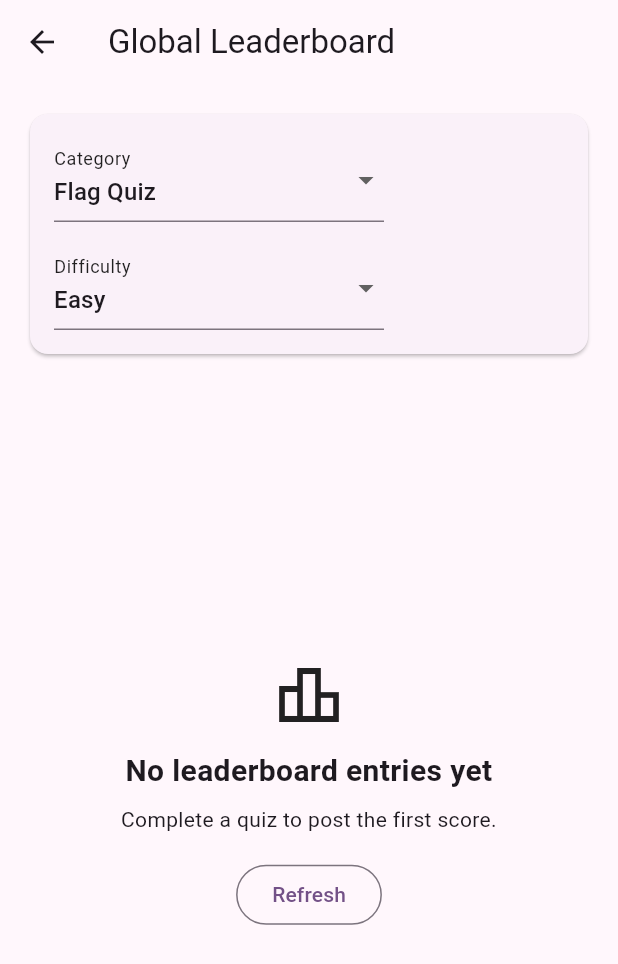
After one commit to st3v3lyrious/quiznetic, a Flutter app: the HomeScreen screen opened by its route, after a tap on the "leaderboard" icon, on a phone screen of 412 x 824 dp. The commit adds this screen. Shown: the top 964 px of the screen. Run offline on Flutter 3.47's test engine with Material 3 defaults, Android fonts, the phone set to English and light mode, and no system bars; our stand-ins replace cloud_firestore, firebase_auth, firebase_core, shared_preferences; missing offline and left inert: firebase_ui_auth, firebase_ui_oauth_apple, firebase_ui_oauth_google; accounts and stored records are empty; network calls fail.

Commit message:
feat: implement leaderboard functionality

```diff
--- a/lib/main.dart
+++ b/lib/main.dart
@@ -10,6 +10,7 @@ import 'package:quiznetic_flutter/screens/home_screen.dart';
 import 'package:quiznetic_flutter/screens/quiz_screen.dart';
 import 'package:quiznetic_flutter/screens/result_screen.dart';
 import 'package:quiznetic_flutter/screens/user_profile_screen.dart';
+import 'package:quiznetic_flutter/screens/leaderboard_screen.dart';
 import 'package:quiznetic_flutter/screens/login_screen.dart';
 import 'package:quiznetic_flutter/screens/upgrade_account_screen.dart';
 import 'package:quiznetic_flutter/widgets/auth_guard.dart';
@@ -61,6 +62,8 @@ class QuizNetic extends StatelessWidget {
               const AuthGuard(child: DifficultyScreen()),
           UserProfileScreen.routeName: (_) =>
               const AuthGuard(child: UserProfileScreen()),
+          LeaderboardScreen.routeName: (_) =>
+              const AuthGuard(child: LeaderboardScreen()),
           UpgradeAccountScreen.routeName: (_) =>
               const AuthGuard(allowAnonymous: false, child: HomeScreen()),
           EntryChoiceScreen.routeName: (_) => const EntryChoiceScreen(),
--- a/lib/screens/home_screen.dart
+++ b/lib/screens/home_screen.dart
@@ -6,6 +6,7 @@
 import 'package:flutter/material.dart';
 import 'package:quiznetic_flutter/services/auth_service.dart';
 import 'difficulty_screen.dart';
+import 'leaderboard_screen.dart';
 import 'upgrade_account_screen.dart';
 import 'user_profile_screen.dart';
 // Later, you’ll have other screens like 'logo_quiz_screen.dart'
@@ -50,7 +51,15 @@ class HomeScreen extends StatelessWidget {
         title: const Text('Quiznetic'),
         actions: [
           IconButton(
+            icon: const Icon(Icons.leaderboard),
+            tooltip: 'Leaderboard',
+            onPressed: () {
+              Navigator.pushNamed(context, LeaderboardScreen.routeName);
+            },
+          ),
+          IconButton(
             icon: const Icon(Icons.person),
+            tooltip: 'Profile',
             onPressed: () {
               Navigator.pushNamed(context, UserProfileScreen.routeName);
             },
--- /dev/null
+++ b/lib/screens/leaderboard_screen.dart
@@ -0,0 +1,356 @@
+/*
+ DOC: Screen
+ Title: Leaderboard Screen
+ Purpose: Displays global ranking with category+difficulty filters and user highlight.
+*/
+import 'package:flutter/material.dart';
+import 'package:quiznetic_flutter/services/leaderboard_service.dart';
+
+class LeaderboardScreenArgs {
+  final String categoryKey;
+  final String difficulty;
+
+  LeaderboardScreenArgs({required this.categoryKey, required this.difficulty});
+}
+
+class LeaderboardScreen extends StatefulWidget {
+  static const routeName = '/leaderboard';
+  final LeaderboardService? leaderboardService;
+
+  const LeaderboardScreen({super.key, this.leaderboardService});
+
+  /// Creates state that handles filters and data refresh.
+  @override
+  State<LeaderboardScreen> createState() => _LeaderboardScreenState();
+}
+
+class _LeaderboardScreenState extends State<LeaderboardScreen> {
+  static const _categoryLabels = {
+    'flag': 'Flag Quiz',
+    'capital': 'Capital Quiz',
+  };
+  static const _difficultyLabels = {
+    'easy': 'Easy',
+    'intermediate': 'Intermediate',
+    'expert': 'Expert',
+  };
+
+  late final LeaderboardService _leaderboardService =
+      widget.leaderboardService ?? LeaderboardService();
+  late Future<LeaderboardSnapshot> _leaderboardFuture;
+  bool _didInit = false;
+  String _selectedCategory = 'flag';
+  String _selectedDifficulty = 'easy';
+
+  /// Initializes filter defaults from optional route args.
+  @override
+  void didChangeDependencies() {
+    super.didChangeDependencies();
+    if (_didInit) return;
+    _didInit = true;
+
+    final args = ModalRoute.of(context)?.settings.arguments;
+    if (args is LeaderboardScreenArgs) {
+      if (_categoryLabels.containsKey(args.categoryKey)) {
+        _selectedCategory = args.categoryKey;
+      }
+      if (_difficultyLabels.containsKey(args.difficulty)) {
+        _selectedDifficulty = args.difficulty;
+      }
+    }
+    _leaderboardFuture = _loadLeaderboard();
+  }
+
+  /// Loads one leaderboard snapshot for the selected filters.
+  Future<LeaderboardSnapshot> _loadLeaderboard() {
+    return _leaderboardService.load(
+      categoryKey: _selectedCategory,
+      difficulty: _selectedDifficulty,
+    );
+  }
+
+  /// Updates category filter and reloads the board.
+  void _onCategoryChanged(String? value) {
+    if (value == null || value == _selectedCategory) return;
+    setState(() {
+      _selectedCategory = value;
+      _leaderboardFuture = _loadLeaderboard();
+    });
+  }
+
+  /// Updates difficulty filter and reloads the board.
+  void _onDifficultyChanged(String? value) {
+    if (value == null || value == _selectedDifficulty) return;
+    setState(() {
+      _selectedDifficulty = value;
+      _leaderboardFuture = _loadLeaderboard();
+    });
+  }
+
+  /// Retries loading leaderboard data for the current filters.
+  void _retry() {
+    setState(() {
+      _leaderboardFuture = _loadLeaderboard();
+    });
+  }
+
+  /// Returns display name for one leaderboard entry.
+  String _entryDisplayName(LeaderboardRow row) {
+    final normalized = row.entry.displayName?.trim();
+    if (normalized != null && normalized.isNotEmpty) {
+      return normalized;
+    }
+    return 'Player ${row.uid.substring(0, row.uid.length < 4 ? row.uid.length : 4)}';
+  }
+
+  /// Builds a reusable centered status panel.
+  Widget _buildStatusState({
+    required IconData icon,
+    required String title,
+    required String message,
+    required String actionLabel,
+    required Key actionKey,
+  }) {
+    return Center(
+      child: Padding(
+        padding: const EdgeInsets.all(24),
+        child: Column(
+          mainAxisSize: MainAxisSize.min,
+          children: [
+            Icon(icon, size: 48),
+            const SizedBox(height: 12),
+            Text(
+              title,
+              textAlign: TextAlign.center,
+              style: const TextStyle(fontSize: 20, fontWeight: FontWeight.w600),
+            ),
+            const SizedBox(height: 8),
+            Text(message, textAlign: TextAlign.center),
+            const SizedBox(height: 16),
+            OutlinedButton(
+              key: actionKey,
+              onPressed: _retry,
+              child: Text(actionLabel),
+            ),
+          ],
+        ),
+      ),
+    );
+  }
+
+  /// Builds one leaderboard row tile with optional current-user highlight.
+  Widget _buildLeaderboardRow({
+    required BuildContext context,
+    required LeaderboardSnapshot snapshot,
+    required LeaderboardRow row,
+  }) {
+    final isCurrentUser =
+        snapshot.currentUserUid != null && row.uid == snapshot.currentUserUid;
+    final cs = Theme.of(context).colorScheme;
+
+    return Card(
+      key: Key('leaderboard-row-${row.rank}'),
+      color: isCurrentUser ? cs.primaryContainer : null,
+      child: ListTile(
+        leading: CircleAvatar(child: Text('${row.rank}')),
+        title: Row(
+          children: [
+            Expanded(
+              child: Text(
+                _entryDisplayName(row),
+                overflow: TextOverflow.ellipsis,
+              ),
+            ),
+            if (row.entry.isAnonymous)
+              const Padding(
+                padding: EdgeInsets.only(left: 8),
+                child: Chip(label: Text('Guest')),
+              ),
+          ],
+        ),
+        subtitle: isCurrentUser ? const Text('You') : null,
+        trailing: Text(
+          '${row.score}',
+          style: const TextStyle(fontSize: 18, fontWeight: FontWeight.w600),
+        ),
+      ),
+    );
+  }
+
+  /// Builds the global leaderboard view with filter controls.
+  @override
+  Widget build(BuildContext context) {
+    return Scaffold(
+      appBar: AppBar(title: const Text('Global Leaderboard')),
+      body: SafeArea(
+        child: Center(
+          child: ConstrainedBox(
+            constraints: const BoxConstraints(maxWidth: 760),
+            child: Padding(
+              padding: const EdgeInsets.symmetric(horizontal: 16, vertical: 16),
+              child: Column(
+                crossAxisAlignment: CrossAxisAlignment.stretch,
+                children: [
+                  Card(
+                    child: Padding(
+                      padding: const EdgeInsets.all(16),
+                      child: Wrap(
+                        spacing: 16,
+                        runSpacing: 16,
+                        children: [
+                          SizedBox(
+                            width: 220,
+                            child: DropdownButtonFormField<String>(
+                              key: const Key('leaderboard-category-filter'),
+                              value: _selectedCategory,
+                              decoration: const InputDecoration(
+                                labelText: 'Category',
+                              ),
+                              items: _categoryLabels.entries
+                                  .map(
+                                    (entry) => DropdownMenuItem(
+                                      value: entry.key,
+                                      child: Text(entry.value),
+                                    ),
+                                  )
+                                  .toList(),
+                              onChanged: _onCategoryChanged,
+                            ),
+                          ),
+                          SizedBox(
+                            width: 220,
+                            child: DropdownButtonFormField<String>(
+                              key: const Key('leaderboard-difficulty-filter'),
+                              value: _selectedDifficulty,
+                              decoration: const InputDecoration(
+                                labelText: 'Difficulty',
+                              ),
+                              items: _difficultyLabels.entries
+                                  .map(
+                                    (entry) => DropdownMenuItem(
+                                      value: entry.key,
+                                      child: Text(entry.value),
+                                    ),
+                                  )
+                                  .toList(),
+                              onChanged: _onDifficultyChanged,
+                            ),
+                          ),
+                        ],
+                      ),
+                    ),
+                  ),
+                  const SizedBox(height: 12),
+                  Expanded(
+                    child: FutureBuilder<LeaderboardSnapshot>(
+                      future: _leaderboardFuture,
+                      builder: (context, snapshot) {
+                        if (snapshot.connectionState ==
+                            ConnectionState.waiting) {
+                          return const Center(
+                            child: CircularProgressIndicator(),
+                          );
+                        }
+
+                        if (snapshot.hasError) {
+                          return _buildStatusState(
+                            icon: Icons.cloud_off,
+                            title: 'Could not load leaderboard',
+                            message: 'Check your connection and try again.',
+                            actionLabel: 'Retry',
+                            actionKey: const Key(
+                              'leaderboard-error-retry-button',
+                            ),
+                          );
+                        }
+
+                        final data = snapshot.data!;
+                        if (data.rows.isEmpty) {
+                          return _buildStatusState(
+                            icon: Icons.leaderboard_outlined,
+                            title: 'No leaderboard entries yet',
+                            message: 'Complete a quiz to post the first score.',
+                            actionLabel: 'Refresh',
+                            actionKey: const Key(
+                              'leaderboard-empty-refresh-button',
+                            ),
+                          );
+                        }
+
+                        return RefreshIndicator(
+                          onRefresh: () async {
+                            _retry();
+                            await _leaderboardFuture;
+                          },
+                          child: ListView(
+                            padding: const EdgeInsets.only(bottom: 24),
+                            children: [
+                              Card(
+                                key: const Key('leaderboard-scope-summary'),
+                                child: Padding(
+                                  padding: const EdgeInsets.all(16),
+                                  child: Column(
+                                    crossAxisAlignment:
+                                        CrossAxisAlignment.start,
+                                    children: [
+                                      Text(
+                                        'Showing top ${data.rows.length}',
+                                        style: const TextStyle(
+                                          fontWeight: FontWeight.w600,
+                                        ),
+                                      ),
+                                      const SizedBox(height: 6),
+                                      Text(
+                                        '${_categoryLabels[data.categoryKey]} - '
+                                        '${_difficultyLabels[data.difficulty]}',
+                                      ),
+                                    ],
+                                  ),
+                                ),
+                              ),
+                              if (data.currentUserRow != null)
+                                Card(
+                                  key: const Key('leaderboard-your-rank-card'),
+                                  child: ListTile(
+                                    leading: const Icon(Icons.person),
+                                    title: Text(
+                                      'Your rank: #${data.currentUserRow!.rank}',
+                                    ),
+                                    subtitle: Text(
+                                      'Score: ${data.currentUserRow!.score}',
+                                    ),
+                                  ),
+                                )
+                              else
+                                const Card(
+                                  key: Key('leaderboard-not-ranked-card'),
+                                  child: ListTile(
+                                    leading: Icon(Icons.info_outline),
+                                    title: Text(
+                                      'You are not ranked in this top list yet.',
+                                    ),
+                                  ),
+                                ),
+                              const SizedBox(height: 8),
+                              ...data.rows.map(
+                                (row) => _buildLeaderboardRow(
+                                  context: context,
+                                  snapshot: data,
+                                  row: row,
+                                ),
+                              ),
+                            ],
+                          ),
+                        );
+                      },
+                    ),
+                  ),
+                ],
+              ),
+            ),
+          ),
+        ),
+      ),
+    );
+  }
+}
--- /dev/null
+++ b/lib/services/leaderboard_service.dart
@@ -0,0 +1,155 @@
+/*
+ DOC: Service
+ Title: Leaderboard Service
+ Purpose: Loads ranked leaderboard rows for category+difficulty scopes.
+*/
+import 'package:cloud_firestore/cloud_firestore.dart';
+import 'package:firebase_auth/firebase_auth.dart';
+import 'package:flutter/foundation.dart';
+import 'package:quiznetic_flutter/services/leaderboard_band_service.dart';
+
+typedef CurrentUserLoader = User? Function();
+
+class LeaderboardRow {
+  final int rank;
+  final LeaderboardEntry entry;
+
+  LeaderboardRow({required this.rank, required this.entry});
+
+  String get uid => entry.uid;
+  int get score => entry.score;
+}
+
+class LeaderboardSnapshot {
+  final String categoryKey;
+  final String difficulty;
+  final int limit;
+  final List<LeaderboardRow> rows;
+  final String? currentUserUid;
+  final LeaderboardRow? currentUserRow;
+
+  LeaderboardSnapshot({
+    required this.categoryKey,
+    required this.difficulty,
+    required this.limit,
+    required this.rows,
+    required this.currentUserUid,
+    required this.currentUserRow,
+  });
+}
+
+class LeaderboardService {
+  static const defaultLimit = 100;
+
+  final LeaderboardEntriesLoader _entriesLoader;
+  final CurrentUserLoader _currentUserLoader;
+
+  LeaderboardService({
+    FirebaseFirestore? firestore,
+    LeaderboardEntriesLoader? entriesLoader,
+    CurrentUserLoader? currentUserLoader,
+  }) : _entriesLoader =
+           entriesLoader ?? _defaultEntriesLoader(firestore: firestore),
+       _currentUserLoader =
+           currentUserLoader ?? (() => FirebaseAuth.instance.currentUser);
+
+  /// Loads ranked rows for one leaderboard scope.
+  Future<LeaderboardSnapshot> load({
+    required String categoryKey,
+    required String difficulty,
+    int limit = defaultLimit,
+  }) async {
+    final entries = await _entriesLoader(
+      categoryKey: categoryKey,
+      difficulty: difficulty,
+      limit: limit,
+    );
+
+    final sorted = List<LeaderboardEntry>.from(entries)..sort(_compareEntries);
+    final rows = List<LeaderboardRow>.generate(
+      sorted.length,
+      (index) => LeaderboardRow(rank: index + 1, entry: sorted[index]),
+    );
+    final currentUserUid = _currentUserLoader()?.uid;
+    LeaderboardRow? currentUserRow;
+    if (currentUserUid != null) {
+      for (final row in rows) {
+        if (row.uid == currentUserUid) {
+          currentUserRow = row;
+          break;
+        }
+      }
+    }
+
+    return LeaderboardSnapshot(
+      categoryKey: categoryKey,
+      difficulty: difficulty,
+      limit: limit,
+      rows: rows,
+      currentUserUid: currentUserUid,
+      currentUserRow: currentUserRow,
+    );
+  }
+
+  /// Creates the default Firestore-backed loader for leaderboard entries.
+  static LeaderboardEntriesLoader _defaultEntriesLoader({
+    FirebaseFirestore? firestore,
+  }) {
+    return ({
+      required String categoryKey,
+      required String difficulty,
+      required int limit,
+    }) async {
+      final db = firestore ?? FirebaseFirestore.instance;
+      final entriesRef = db
+          .collection('leaderboard')
+          .doc('${categoryKey}_$difficulty')
+          .collection('entries');
+
+      try {
+        final snap = await entriesRef
+            .orderBy('score', descending: true)
+            .orderBy('updatedAt')
+            .limit(limit)
+            .get();
+        return snap.docs
+            .map(
+              (doc) =>
+                  LeaderboardEntry.fromFirestore(uid: doc.id, data: doc.data()),
+            )
+            .toList();
+      } on FirebaseException catch (e) {
+        // Fallback if composite index isn't available yet.
+        debugPrint(
+          'LeaderboardService query fallback for $categoryKey/$difficulty: ${e.code}',
+        );
+        final snap = await entriesRef
+            .orderBy('score', descending: true)
+            .limit(limit)
+            .get();
+        final entries =
+            snap.docs
+                .map(
+                  (doc) => LeaderboardEntry.fromFirestore(
+                    uid: doc.id,
+                    data: doc.data(),
+                  ),
+                )
+                .toList()
+              ..sort(_compareEntries);
+        return entries.take(limit).toList();
+      }
+    };
+  }
+
+  /// Sorts leaderboard entries by score desc, updatedAt asc, then uid asc.
+  static int _compareEntries(LeaderboardEntry a, LeaderboardEntry b) {
+    final scoreComp = b.score.compareTo(a.score);
+    if (scoreComp != 0) return scoreComp;
+
+    final updatedAtComp = a.updatedAt.compareTo(b.updatedAt);
+    if (updatedAtComp != 0) return updatedAtComp;
+
+    return a.uid.compareTo(b.uid);
+  }
+}
```
Also changed, not shown: 9 other files.
